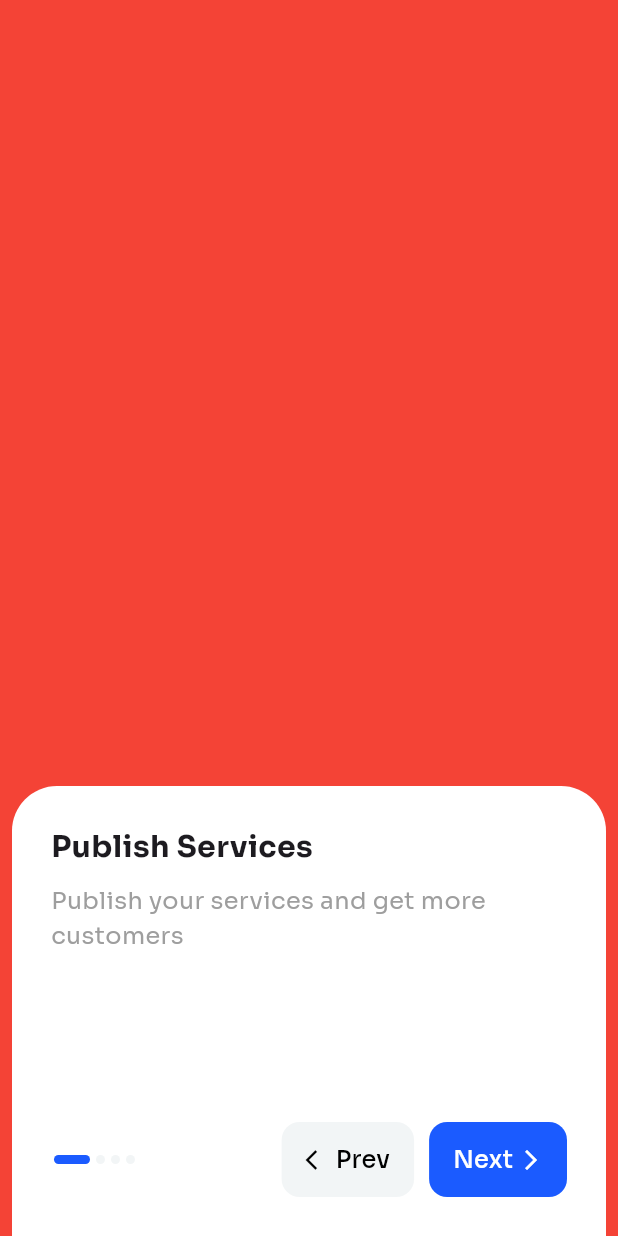
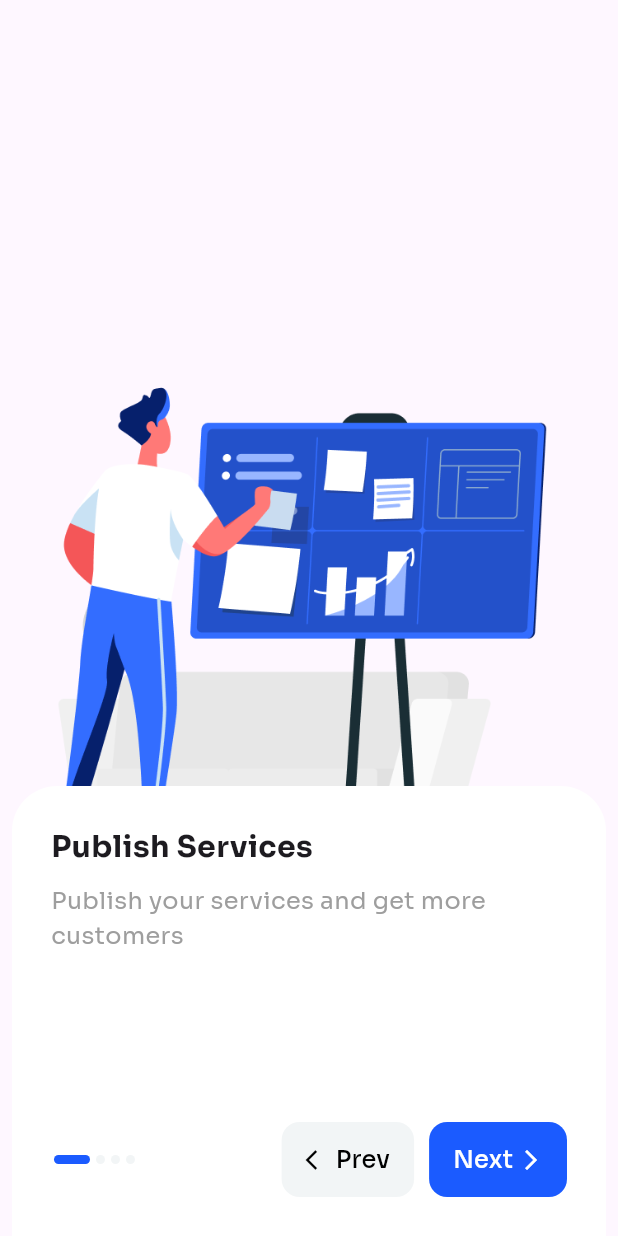
Before and after one commit to aymendn/travigui, a Flutter app: the OnboardingScreen screen opened by its route, on a phone screen of 412 x 824 dp. Run offline on Flutter 3.47's test engine with Material 2 defaults, Android fonts, the light colour scheme and no system bars; our stand-ins replace flutter_hooks, flutter_map, flutter_svg, hooks_riverpod, image_picker, latlong2 and 1 more; missing offline and left inert: document_scanner; accounts and stored records are empty.

Commit message:
push
push

```diff
--- a/lib/core/app_constant.dart
+++ b/lib/core/app_constant.dart
@@ -8,6 +8,10 @@ class AppConstant {
   static const String servicesUrl = '$baseUrl/getallservices';
 
   static const String logo = 'assets/images/logo.svg';
+  static const String createWork = 'assets/images/Create Work 1 (1).png';
+  static const String digitalNomad = 'assets/images/Digital Nomad 1.png';
+  static const String regestration = 'assets/images/Registration 1.png';
+  static const String socialMedia = 'assets/images/Social Media 1 (1).png';
 }
 
 extension URI on String {
--- a/lib/view/auth/onboarding_screen.dart
+++ b/lib/view/auth/onboarding_screen.dart
@@ -4,6 +4,7 @@ import 'package:flutter_hooks/flutter_hooks.dart';
 import 'package:hooks_riverpod/hooks_riverpod.dart';
 
 import '../../core/app_color.dart';
+import '../../core/app_constant.dart';
 import '../../core/app_exension.dart';
 import '../../core/app_route.dart';
 import '../shared/custom_button.dart';
@@ -47,16 +48,16 @@ class OnboardingScreen extends HookConsumerWidget {
             physics: const NeverScrollableScrollPhysics(),
             children: [
               Container(
-                color: Colors.red,
+                child: Image.asset(AppConstant.createWork,),
               ),
               Container(
-                color: Colors.blue,
+                 child: Image.asset(AppConstant.digitalNomad,),
               ),
               Container(
-                color: Colors.green,
+                 child: Image.asset(AppConstant.regestration,),
               ),
               Container(
-                color: Colors.yellow,
+                 child: Image.asset(AppConstant.socialMedia,),
               ),
             ],
           ),
```
Also changed, not shown: assets/images/Create Work 1 (1).png (added), assets/images/Digital Nomad 1.png (added), assets/images/Registration 1.png (added), assets/images/Social Media 1 (1).png (added).
